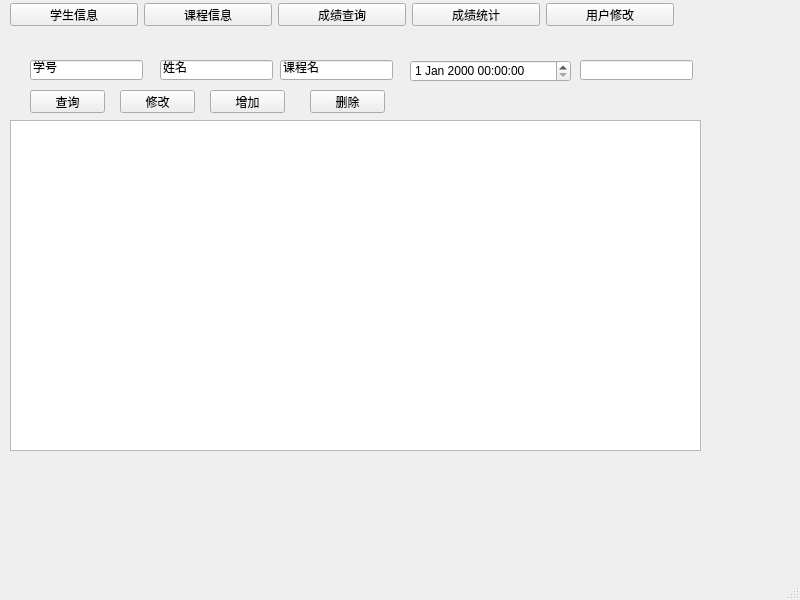
Above: studentManagerSystem/studentmanagersys.ui from lihorse/Sms before the change. Below: the same form after it.
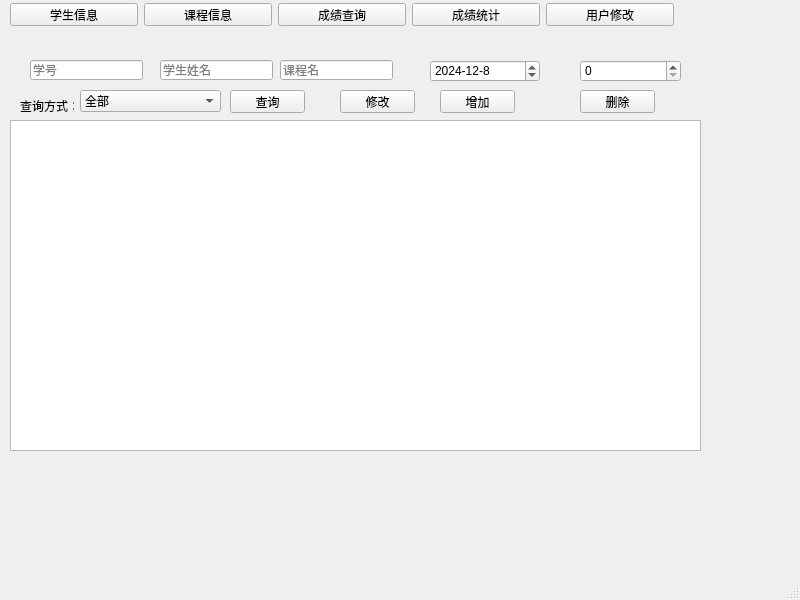
That is the form after the change. The open tabs and pages were chosen to show the change.

```diff
--- a/studentManagerSystem/studentmanagersys.ui
+++ b/studentManagerSystem/studentmanagersys.ui
@@ -281,6 +281,9 @@
        </rect>
       </property>
       <property name="text">
+       <string/>
+      </property>
+      <property name="placeholderText">
        <string>学号</string>
       </property>
      </widget>
@@ -294,7 +297,10 @@
        </rect>
       </property>
       <property name="text">
-       <string>姓名</string>
+       <string/>
+      </property>
+      <property name="placeholderText">
+       <string>学生姓名</string>
       </property>
      </widget>
      <widget class="QLineEdit" name="lineEdit_9">
@@ -307,33 +313,16 @@
        </rect>
       </property>
       <property name="text">
+       <string/>
+      </property>
+      <property name="placeholderText">
        <string>课程名</string>
       </property>
      </widget>
-     <widget class="QDateTimeEdit" name="dateTimeEdit">
+     <widget class="QPushButton" name="btnGradeGet">
       <property name="geometry">
        <rect>
-        <x>410</x>
-        <y>30</y>
-        <width>161</width>
-        <height>22</height>
-       </rect>
-      </property>
-     </widget>
-     <widget class="QLineEdit" name="lineEdit_10">
-      <property name="geometry">
-       <rect>
-        <x>580</x>
-        <y>30</y>
-        <width>113</width>
-        <height>20</height>
-       </rect>
-      </property>
-     </widget>
-     <widget class="QPushButton" name="pushButton_13">
-      <property name="geometry">
-       <rect>
-        <x>30</x>
+        <x>230</x>
         <y>60</y>
         <width>75</width>
         <height>23</height>
@@ -346,7 +335,7 @@
      <widget class="QPushButton" name="pushButton_14">
       <property name="geometry">
        <rect>
-        <x>120</x>
+        <x>340</x>
         <y>60</y>
         <width>75</width>
         <height>23</height>
@@ -359,7 +348,7 @@
      <widget class="QPushButton" name="pushButton_15">
       <property name="geometry">
        <rect>
-        <x>210</x>
+        <x>440</x>
         <y>60</y>
         <width>75</width>
         <height>23</height>
@@ -372,7 +361,7 @@
      <widget class="QPushButton" name="pushButton_16">
       <property name="geometry">
        <rect>
-        <x>310</x>
+        <x>580</x>
         <y>60</y>
         <width>75</width>
         <height>23</height>
@@ -382,6 +371,90 @@
        <string>删除</string>
       </property>
      </widget>
+     <widget class="QComboBox" name="gradeCb">
+      <property name="geometry">
+       <rect>
+        <x>80</x>
+        <y>60</y>
+        <width>141</width>
+        <height>22</height>
+       </rect>
+      </property>
+      <item>
+       <property name="text">
+        <string>全部</string>
+       </property>
+      </item>
+      <item>
+       <property name="text">
+        <string>按学号</string>
+       </property>
+      </item>
+      <item>
+       <property name="text">
+        <string>按学生姓名</string>
+       </property>
+      </item>
+      <item>
+       <property name="text">
+        <string>按课程姓名</string>
+       </property>
+      </item>
+      <item>
+       <property name="text">
+        <string>按考试时间</string>
+       </property>
+      </item>
+     </widget>
+     <widget class="QLabel" name="label">
+      <property name="geometry">
+       <rect>
+        <x>20</x>
+        <y>70</y>
+        <width>54</width>
+        <height>12</height>
+       </rect>
+      </property>
+      <property name="text">
+       <string>查询方式：</string>
+      </property>
+     </widget>
+     <widget class="QDateEdit" name="dateEdit">
+      <property name="geometry">
+       <rect>
+        <x>430</x>
+        <y>30</y>
+        <width>110</width>
+        <height>22</height>
+       </rect>
+      </property>
+      <property name="dateTime">
+       <datetime>
+        <hour>0</hour>
+        <minute>0</minute>
+        <second>0</second>
+        <year>2024</year>
+        <month>12</month>
+        <day>8</day>
+       </datetime>
+      </property>
+      <property name="displayFormat">
+       <string>yyyy-M-d</string>
+      </property>
+     </widget>
+     <widget class="QSpinBox" name="grade">
+      <property name="geometry">
+       <rect>
+        <x>580</x>
+        <y>30</y>
+        <width>101</width>
+        <height>22</height>
+       </rect>
+      </property>
+      <property name="maximum">
+       <number>100</number>
+      </property>
+     </widget>
     </widget>
     <widget class="QWidget" name="page_5"/>
     <widget class="QWidget" name="page_2">
```
Left out of the diff: 16 changed lines with no effect on the pictures.
